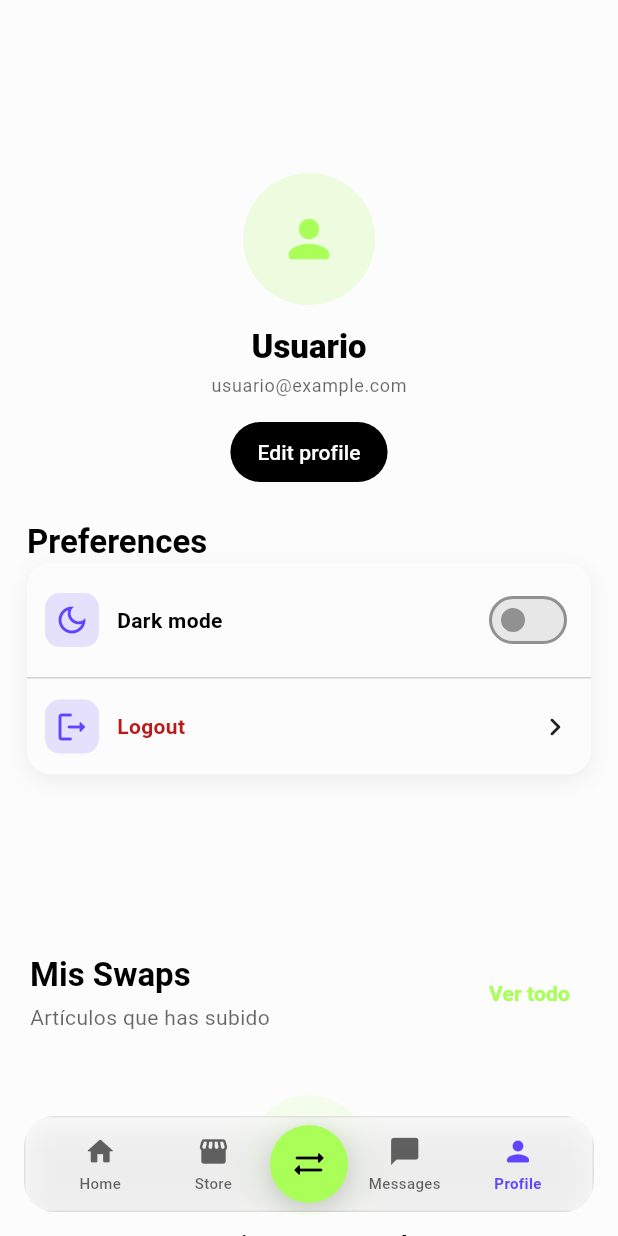
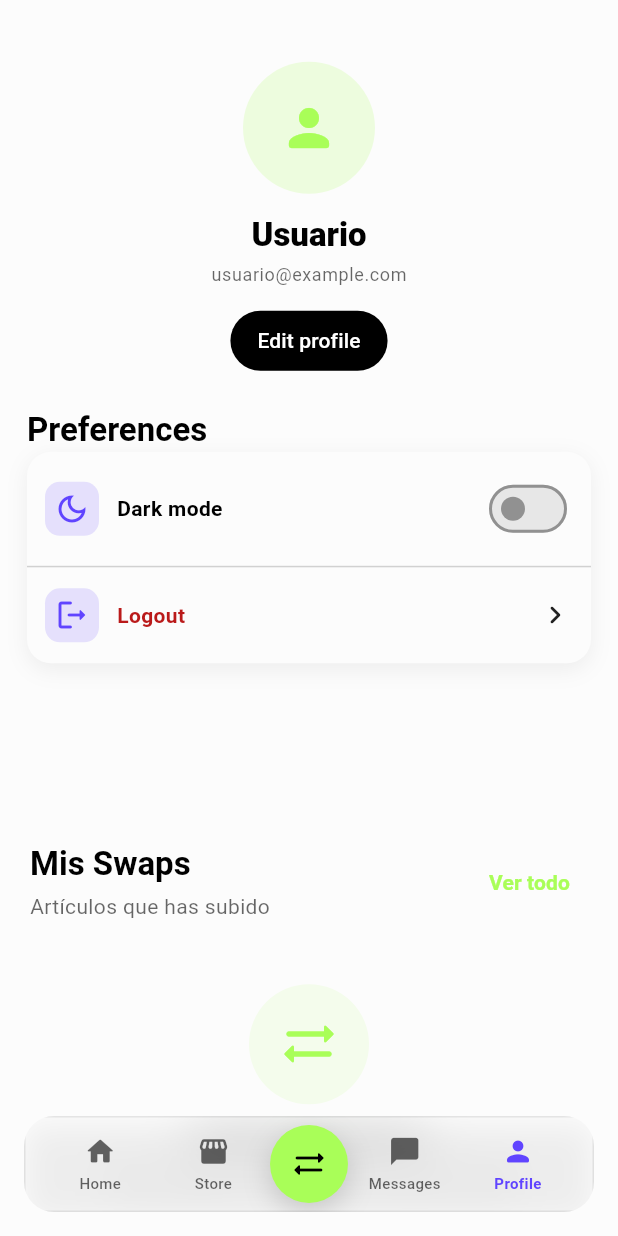
Before and after one commit to crycodex/swapme, a Flutter app: the screen it shows once a user with an empty profile is signed in, swiped to page 5, on a phone screen of 412 x 824 dp. Run offline on Flutter 3.47's test engine with Material 3 defaults, Android fonts, the phone set to English and light mode, and no system bars; our stand-ins replace camera, cloud_firestore, firebase_auth, firebase_core, firebase_storage, flex_color_scheme and 4 more; missing offline and left inert: glossy; accounts and stored records are empty.

Commit message:
Implementa debounce en la búsqueda y mejora la reactividad en SwapsSection
- Se añade un debounce en la búsqueda dentro de HomeController para optimizar el rendimiento al escribir.
- Se actualiza SwapsSection para utilizar Obx, permitiendo que el catálogo se reconstruya automáticamente al cambiar la búsqueda o la categoría.
- Se ajusta la altura del contenedor en ProfileView para mejorar la presentación visual.

```diff
--- a/lib/controllers/home/home_controller.dart
+++ b/lib/controllers/home/home_controller.dart
@@ -35,6 +35,8 @@ class HomeController extends GetxController {
   void onInit() {
     super.onInit();
     pageController = PageController(initialPage: currentIndex.value);
+    // Debounce de búsqueda para no recalcular en cada tecla
+    ever<String>(searchQuery, (_) {});
   }
 
   @override
--- a/lib/presentation/widgets/molecules/swaps_section.dart
+++ b/lib/presentation/widgets/molecules/swaps_section.dart
@@ -1,4 +1,5 @@
 import 'package:flutter/material.dart';
+import 'package:get/get.dart';
 import '../../../controllers/home/home_controller.dart';
 import '../../../data/models/swap_item_model.dart';
 import '../atoms/section_title.dart';
@@ -35,16 +36,17 @@ class SwapsSection extends StatelessWidget {
         ),
         const SizedBox(height: 2),
 
-        StreamBuilder<List<SwapItemModel>>(
+        Obx(() {
+          // Dependencias reactivas explícitas para que el catálogo se
+          // reconstruya al cambiar búsqueda o categoría
+          final String _ = controller.searchQuery.value;
+          controller.selectedCategory.value;
+          return StreamBuilder<List<SwapItemModel>>(
             stream: streamOverride ?? controller.userSwaps,
             builder: (context, snapshot) {
               if (snapshot.connectionState == ConnectionState.waiting) {
                 return _buildLoadingState(context);
               }
-
-            // En producción, mostramos vacío en vez de error genérico para no romper UX
-            // pero puedes volver a mostrar el error detallado si lo deseas
-            // if (snapshot.hasError) return _buildErrorState(context);
 
               final List<SwapItemModel> all = snapshot.data ?? [];
               final List<SwapItemModel> swaps = streamOverride == null
@@ -57,7 +59,8 @@ class SwapsSection extends StatelessWidget {
 
               return _buildSwapsList(context, swaps);
             },
-        ),
+          );
+        }),
       ],
     );
   }
--- a/lib/presentation/widgets/organisms/profile/profile_view.dart
+++ b/lib/presentation/widgets/organisms/profile/profile_view.dart
@@ -23,7 +23,7 @@ class ProfileView extends GetView<AuthController> {
       return CustomScrollView(
         slivers: [
           SliverToBoxAdapter(
-            child: SizedBox(height: MediaQuery.of(context).size.height * 0.14),
+            child: SizedBox(height: MediaQuery.of(context).size.height * 0.05),
           ),
           SliverToBoxAdapter(
             child: Padding(
```
Lines whose indentation alone changed are shown as unchanged.
